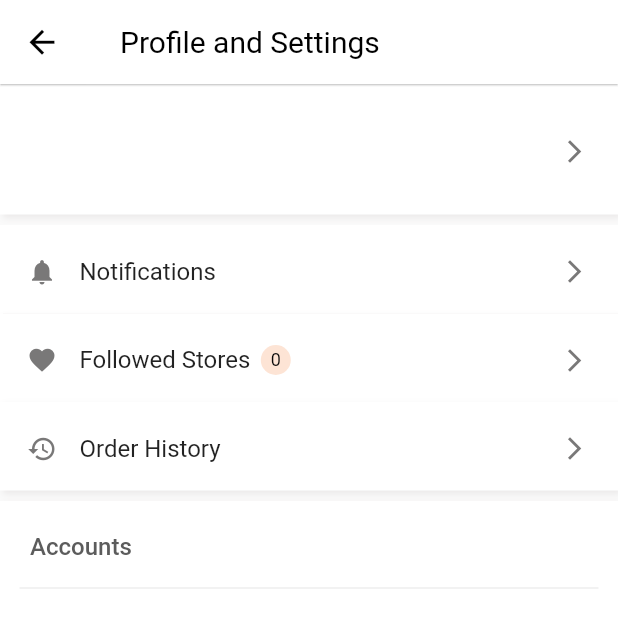
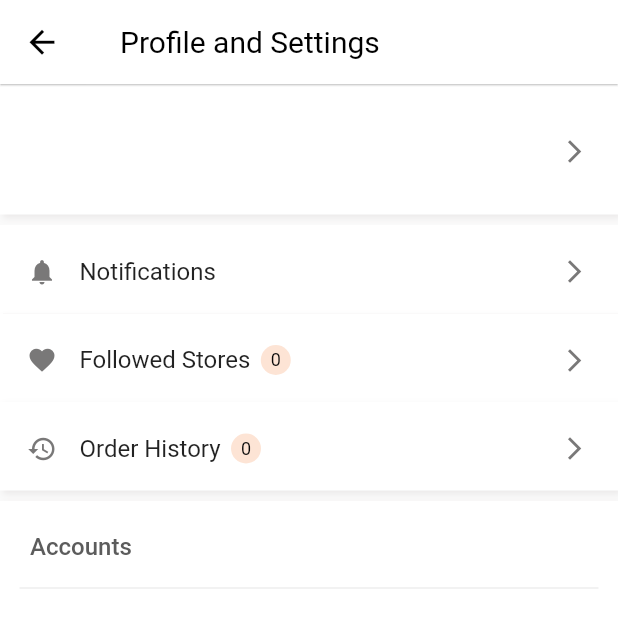
Before and after one commit to rilonmaharjan/Jutta_pasal, a Flutter app: the Profile screen opened directly, on a phone screen of 412 x 824 dp, the top half of it. Run offline on Flutter 3.47's test engine with Material 2 defaults, Android fonts, the phone set to English and light mode, and no system bars; our stand-ins replace cached_network_image, cloud_firestore, email_validator, firebase_auth, firebase_core, firebase_storage and 11 more; missing offline and left inert: date_count_down, flutter_carousel_slider, flutter_facebook_auth; accounts and stored records are empty.

Commit message:
added orger history

```diff
--- a/lib/categories/all.dart
+++ b/lib/categories/all.dart
@@ -49,7 +49,7 @@ class _AllState extends State<All> {
                               style: TextStyle(fontSize: 13),
                             ),
                             CountDownText(
-                              due: DateTime.parse("2022-10-20 00:00:00"),
+                              due: DateTime.parse("2023-10-20 00:00:00"),
                               finishedText: "Ended",
                               showLabel: true,
                               longDateName: false,
--- a/lib/profile.dart
+++ b/lib/profile.dart
@@ -2,6 +2,7 @@ import 'package:captcha/edit_business_page.dart';
 import 'package:captcha/business_profile.dart';
 import 'package:captcha/change_password.dart';
 import 'package:captcha/notification.dart';
+import 'package:captcha/order_history.dart';
 import 'package:captcha/permissions.dart';
 import 'package:cloud_firestore/cloud_firestore.dart';
 import 'package:firebase_auth/firebase_auth.dart';
@@ -336,47 +337,84 @@ class _ProfileState extends State<Profile> {
                         );
                       }
                     }),
-                GestureDetector(
+                StreamBuilder<QuerySnapshot>(
+                    stream: FirebaseFirestore.instance
+                        .collection("order request")
+                        .doc(user?.email)
+                        .collection('products')
+                        .snapshots(),
+                    builder: (context, snapshot) {
+                      if (!snapshot.hasData) {
+                        return const Center(
+                          child: CircularProgressIndicator(),
+                        );
+                      } else {
+                        List<QueryDocumentSnapshot<Object?>> firestoreitems =
+                            snapshot.data!.docs;
+                        return GestureDetector(
                           onTap: () {
-                    // Get.to(() => );
+                            Get.to(() => const OrderHistory());
                           },
                           child: Container(
                             width: MediaQuery.of(context).size.width,
                             padding: const EdgeInsets.only(top: 21, bottom: 18),
-                    decoration:
-                        const BoxDecoration(color: Colors.white, boxShadow: [
+                            decoration: const BoxDecoration(
+                                color: Colors.white,
+                                boxShadow: [
                                   BoxShadow(
                                       color: Color.fromARGB(255, 235, 233, 233),
                                       offset: Offset(2, 2),
                                       blurRadius: 3)
                                 ]),
                             child: Row(
-                      children: const [
-                        SizedBox(
+                              children: [
+                                const SizedBox(
                                   width: 18,
                                 ),
-                        Icon(
+                                const Icon(
                                   Icons.history_sharp,
                                   color: Color.fromARGB(255, 121, 120, 120),
                                   size: 20,
                                 ),
-                        SizedBox(
+                                const SizedBox(
                                   width: 15,
                                 ),
-                        Text("Order History", style: TextStyle(fontSize: 16)),
-                        Spacer(),
-                        Icon(
+                                const Text("Order History",
+                                    style: TextStyle(fontSize: 16)),
+                                const SizedBox(
+                                  width: 7,
+                                ),
+                                Container(
+                                  padding: const EdgeInsets.all(3),
+                                  width: 20,
+                                  height: 20,
+                                  decoration: const BoxDecoration(
+                                      color: Color.fromARGB(255, 253, 228, 213),
+                                      borderRadius: BorderRadius.all(
+                                          Radius.circular(100))),
+                                  child: Text(
+                                    firestoreitems.length.toString(),
+                                    style: const TextStyle(
+                                        color: Color.fromARGB(255, 8, 8, 8),
+                                        fontSize: 12),
+                                    textAlign: TextAlign.center,
+                                  ),
+                                ),
+                                const Spacer(),
+                                const Icon(
                                   Icons.arrow_forward_ios,
                                   size: 18,
                                   color: Color.fromARGB(255, 121, 120, 120),
                                 ),
-                        SizedBox(
+                                const SizedBox(
                                   width: 20,
                                 )
                               ],
                             ),
                           ),
-                ),
+                        );
+                      }
+                    }),
                 const SizedBox(
                   height: 7,
                 ),
--- a/pubspec.yaml
+++ b/pubspec.yaml
@@ -42,6 +42,7 @@ dependencies:
   firebase_storage: ^10.2.16
   cloud_firestore: ^3.1.15
   firebase_auth: ^3.3.18
+  flutter_facebook_auth: ^4.3.3
 
   #google sign in
   google_sign_in: ^5.3.2
```
Also changed, not shown: lib/login.dart (+41 -8 lines), lib/order.dart (+42 -1 lines), lib/order_history.dart (added, +73 -0 lines), lib/tiles/order_request_tile.dart (added, +135 -0 lines), pubspec.lock, 3 other files. Lines whose indentation alone changed are shown as unchanged.
